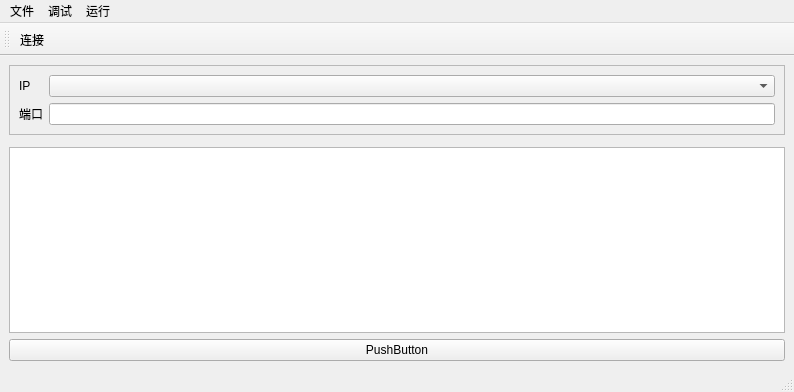
xjzer/QtWidgetDemo, file mainwindow.ui: the form before one commit.
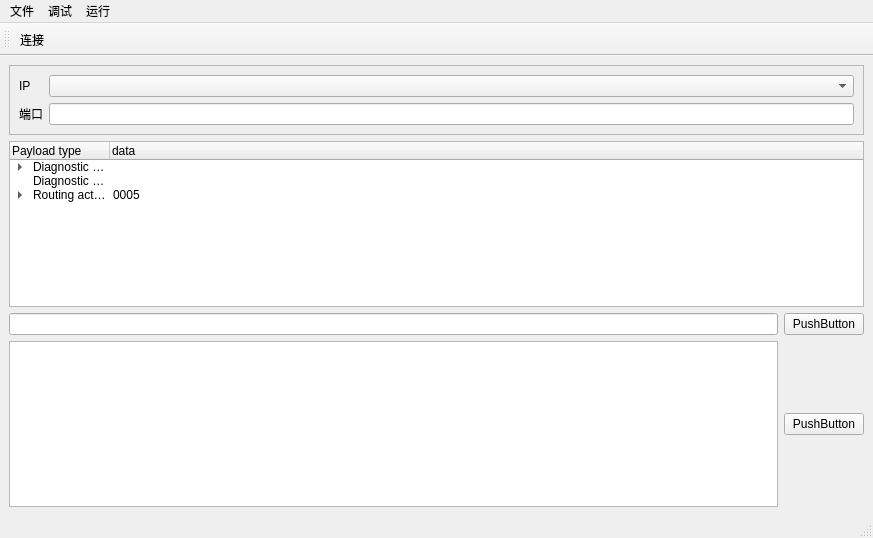
The form after the commit.

Diff of the .ui file:
```diff
--- a/mainwindow.ui
+++ b/mainwindow.ui
@@ -6,15 +6,15 @@
    <rect>
     <x>0</x>
     <y>0</y>
-    <width>794</width>
-    <height>392</height>
+    <width>873</width>
+    <height>538</height>
    </rect>
   </property>
   <property name="windowTitle">
    <string>MainWindow</string>
   </property>
   <widget class="QWidget" name="centralwidget">
-   <layout class="QVBoxLayout" name="verticalLayout">
+   <layout class="QVBoxLayout" name="verticalLayout_2">
     <item>
      <widget class="QFrame" name="frame">
       <property name="frameShape">
@@ -48,39 +48,9 @@
      </widget>
     </item>
     <item>
-     <widget class="QWidget" name="widget" native="true">
-      <widget class="QPushButton" name="pushButton_send">
-       <property name="geometry">
-        <rect>
-         <x>620</x>
-         <y>210</y>
-         <width>80</width>
-         <height>18</height>
-        </rect>
-       </property>
-       <property name="text">
-        <string>PushButton</string>
-       </property>
-      </widget>
-      <widget class="QLineEdit" name="lineEdit">
-       <property name="geometry">
-        <rect>
-         <x>20</x>
-         <y>210</y>
-         <width>591</width>
-         <height>21</height>
-        </rect>
-       </property>
-      </widget>
+     <layout class="QVBoxLayout" name="verticalLayout">
+      <item>
       <widget class="QTreeWidget" name="treeWidget_doipConsole">
-       <property name="geometry">
-        <rect>
-         <x>20</x>
-         <y>20</y>
-         <width>691</width>
-         <height>181</height>
-        </rect>
-       </property>
        <column>
         <property name="text">
          <string>Payload type</string>
@@ -177,8 +147,25 @@
         </item>
        </item>
       </widget>
-     </widget>
-    </item>
+      </item>
+      <item>
+       <layout class="QHBoxLayout" name="horizontalLayout_2">
+        <item>
+         <widget class="QLineEdit" name="lineEdit"/>
+        </item>
+        <item>
+         <widget class="QPushButton" name="pushButton_send">
+          <property name="text">
+           <string>PushButton</string>
+          </property>
+         </widget>
+        </item>
+       </layout>
+      </item>
+     </layout>
+    </item>
+    <item>
+     <layout class="QHBoxLayout" name="horizontalLayout">
     <item>
      <widget class="QTextBrowser" name="textBrowser"/>
     </item>
@@ -190,13 +177,15 @@
      </widget>
     </item>
    </layout>
+    </item>
+   </layout>
   </widget>
   <widget class="QMenuBar" name="menubar">
    <property name="geometry">
     <rect>
      <x>0</x>
      <y>0</y>
-     <width>794</width>
+     <width>873</width>
      <height>17</height>
     </rect>
    </property>
```
Lines whose indentation alone changed are shown as unchanged.
